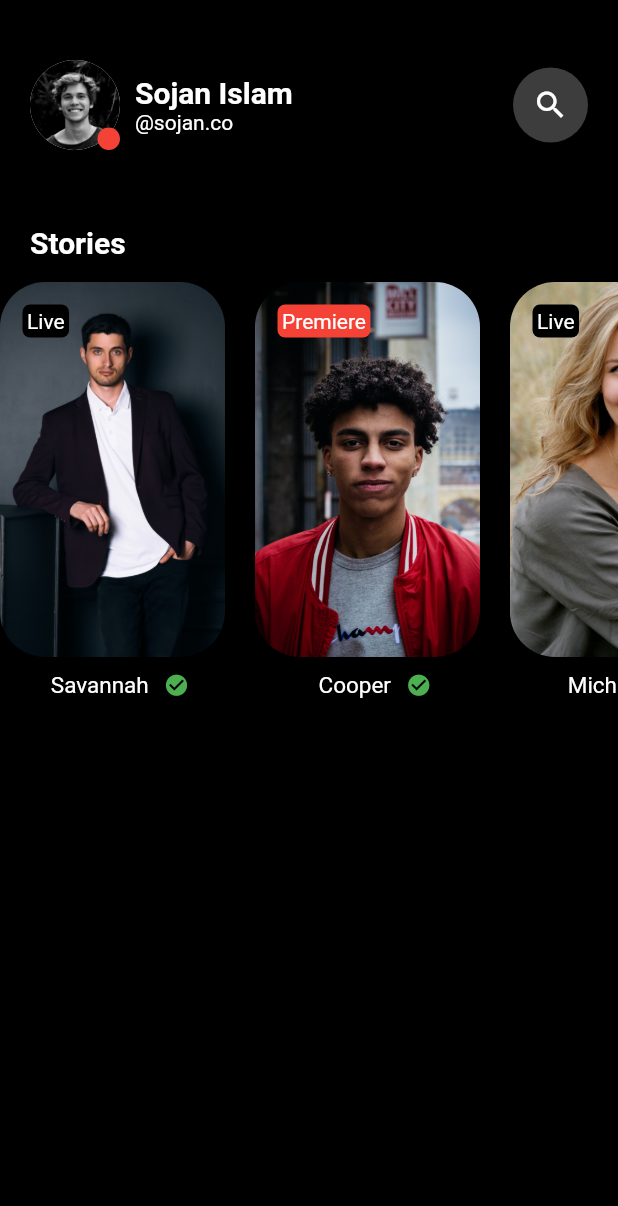
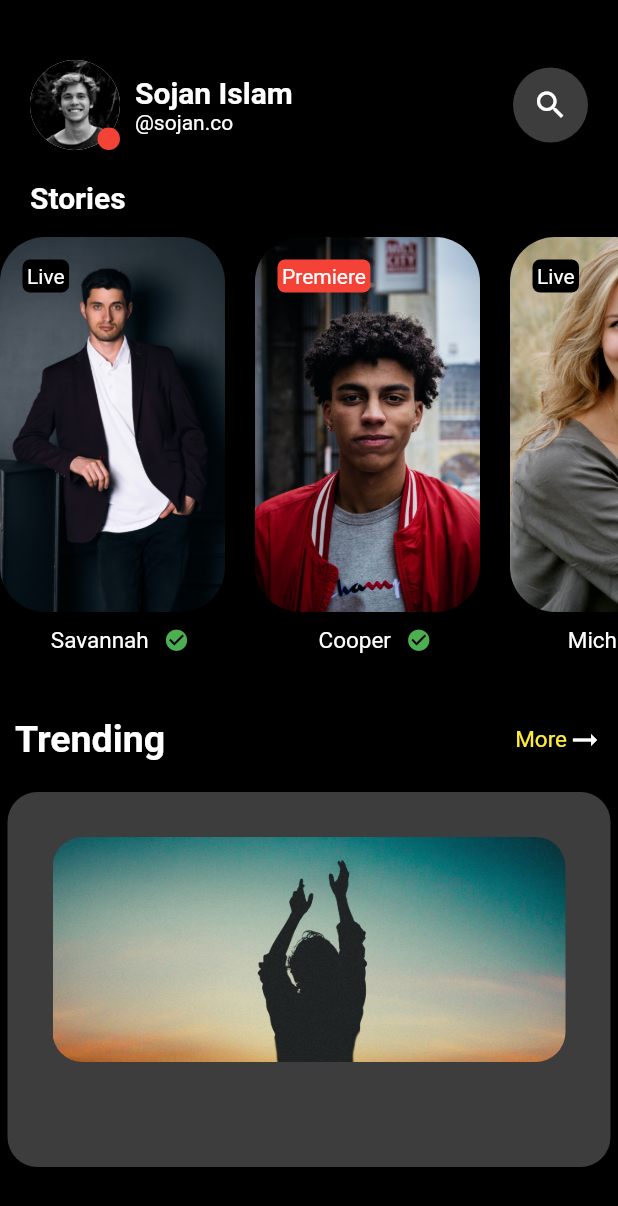
Before and after one commit to mukuljha302/starter_ui_socialmediapltform, a Flutter app: the screen it shows after launch, on a phone screen of 412 x 824 dp. Shown: the top 1206 px of the screen. Run offline on Flutter 3.47's test engine with Material 2 defaults, Android fonts, the phone set to English and light mode, and no system bars; our stand-ins replace firebase_core; accounts and stored records are empty.

Commit message:
fourth commit

```diff
--- a/lib/responsive/mobile_scrren_layout.dart
+++ b/lib/responsive/mobile_scrren_layout.dart
@@ -9,12 +9,14 @@ class MobileScreenLayout extends StatelessWidget {
   Widget build(BuildContext context) {
 
     return Scaffold(
-      body: Column(
+
+      body: SingleChildScrollView(
+        child: Column(
           //mainAxisAlignment: MainAxisAlignment.center,
           children: [
 
              Container(
-             padding: EdgeInsets.fromLTRB(20, 40, 20, 40),
+               padding: EdgeInsets.fromLTRB(20, 40, 20, 15),
                child: Row(
                  mainAxisAlignment: MainAxisAlignment.spaceBetween,
                 children: [
@@ -87,7 +89,7 @@ class MobileScreenLayout extends StatelessWidget {
              ),
 
             Container(
-            padding: EdgeInsets.fromLTRB(20, 10, 20, 15),
+              padding: EdgeInsets.fromLTRB(20, 5, 20, 15),
               child: Text("Stories",style: TextStyle(
     color: Colors.white,
     fontSize: 20,
@@ -236,14 +238,69 @@ Column(
     ]
     ),
             ),
+            SizedBox(height: 15,)
+            ,
+            Container(
+              padding: EdgeInsets.fromLTRB(10, 0, 10, 0),
 
+              height: 40,
+              width: double.infinity, child: Row(
+                mainAxisAlignment: MainAxisAlignment.spaceBetween,
+                children: [
+                  Text("Trending",style: TextStyle(
+              color: Colors.white,
+              fontSize: 25,
+              fontWeight: FontWeight.bold,
+            )),
+             Row(
+               crossAxisAlignment: CrossAxisAlignment.center,
+               children: [
+                 Text("More",style: TextStyle(
+                   color: Colors.yellow,
+                   fontSize: 15,
+                   fontWeight: FontWeight.normal,
+                 ),),
+                   Icon(
+                     Icons.arrow_right_alt_sharp,
 
+                   )
+               ],
+             )
+
+                ],
+              ),
+            )
+
+,SizedBox(height: 15,),
+
+            Container(
+              margin: EdgeInsets.fromLTRB(5, 0, 5, 0),
+              padding: EdgeInsets.all(30),
+              height: 250,
+              decoration: BoxDecoration(
+                color: Colors.white24,
+                borderRadius: BorderRadius.circular(20)
+              )
+              ,
+              child: Column(
+                children: [
+                  Container(
+                    height: 150,
+                    decoration: BoxDecoration(
+                      borderRadius: BorderRadius.circular(20),
+                      image: DecorationImage(image: AssetImage("assets/images/image7.jpg"),fit: BoxFit.cover)
+                    ),
+                  )
+                ],
+              ),
+            )
 
 
 
 
           ],
         ),
+      ),
     );
   }
 }
```
Lines whose indentation alone changed are shown as unchanged.
